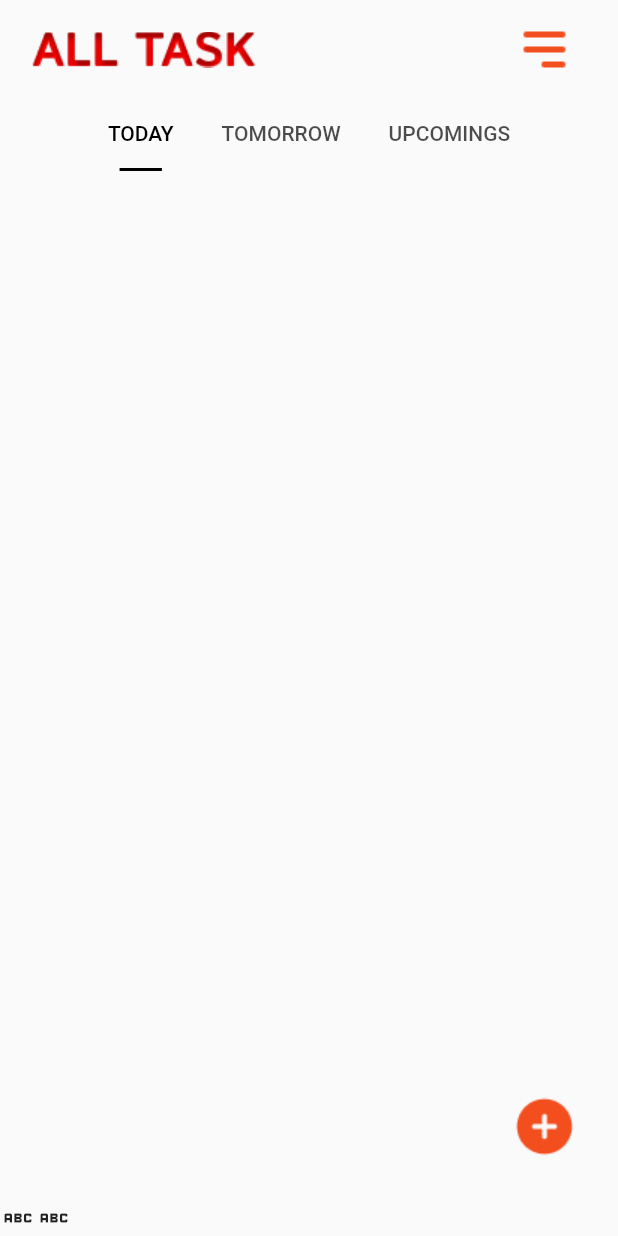
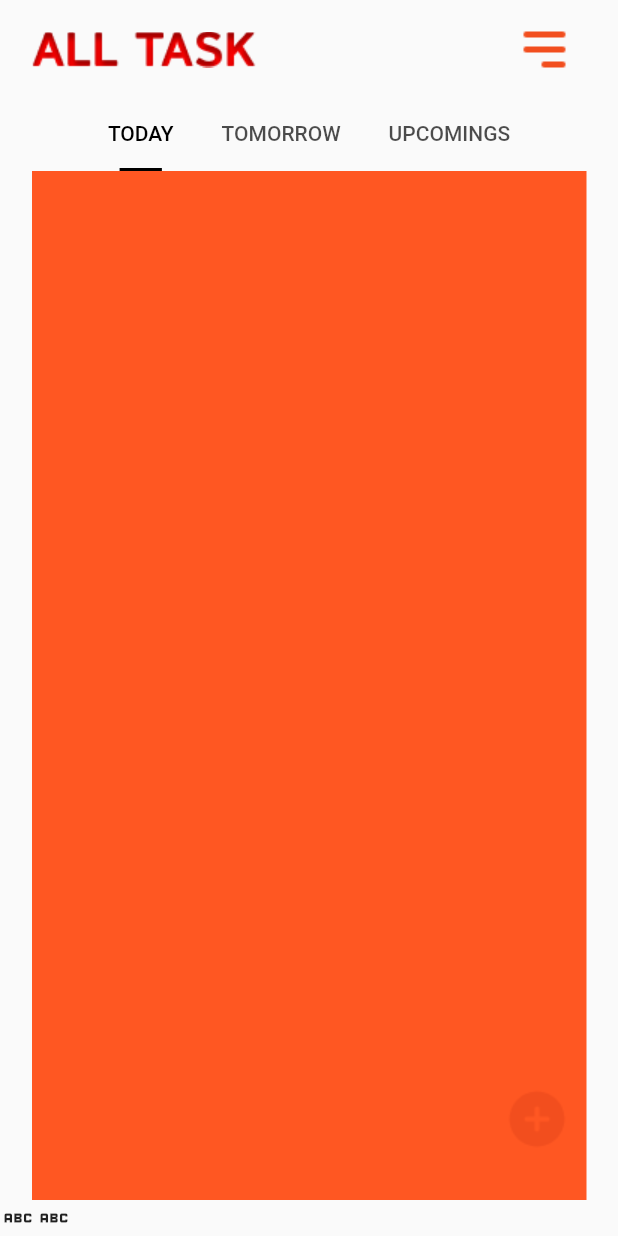
Before and after one commit to Elio-Muculo/todo_app, a Flutter app: the screen it shows after launch, on a phone screen of 412 x 824 dp. Run offline on Flutter 3.47's test engine with Material 2 defaults, Android fonts, the phone set to English and light mode, and no system bars.

Commit message:
fix tabbarview constraints

```diff
--- a/lib/features/main_page/main_page.dart
+++ b/lib/features/main_page/main_page.dart
@@ -11,18 +11,14 @@ class MainPage extends StatelessWidget {
   Widget build(BuildContext context) {
     return Scaffold(
       appBar: const AppBarWIdget(),
-      body: Column(
-        children: const [
-          TabBarWidget()
-        ],
-      ),
+      body: TabBarWidget(),
       floatingActionButton: IconButton(
-        iconSize: 50,
+        iconSize: 60,
         onPressed: () { },
-        icon: Image.asset(AppImages.circle),
+        icon: Image.asset(AppImages.circle, width: 60, height: 60,),
       ),
       bottomNavigationBar: Row(
-        children: [
+        children: const [
           Icon(Icons.abc),
           Icon(Icons.abc)
         ],
--- a/lib/features/main_page/widgets/tabbar/tabbar_widget.dart
+++ b/lib/features/main_page/widgets/tabbar/tabbar_widget.dart
@@ -23,10 +23,13 @@ class _TabBarWidgetState extends State<TabBarWidget> with TickerProviderStateMix
   Widget build(BuildContext context) {
     return Container(
       padding: const EdgeInsets.symmetric(horizontal: 21),
-      alignment: Alignment.center,
-      child: TabBar(
+      child: Column(
+        mainAxisAlignment: MainAxisAlignment.center,
+        children: [
+          TabBar(
             isScrollable: true,
             labelColor: Colors.black,
+            indicatorSize: TabBarIndicatorSize.tab,
             indicator: const UnderlineTabIndicator(
                 borderSide: BorderSide(width: 2.0),
                 insets: EdgeInsets.symmetric(horizontal: 50.0)
@@ -38,6 +41,18 @@ class _TabBarWidgetState extends State<TabBarWidget> with TickerProviderStateMix
               Tab(text: "UPCOMINGS",)
             ],
           ),
+          Expanded(
+            child: TabBarView(
+              controller: tabController,
+              children: [
+                Container(color: Colors.deepOrange,),
+                Center(child: Text('02')),
+                Center(child: Text('03')),
+              ],
+            ),
+          )
+        ],
+      ),
     );
   }
 }
```
Lines whose indentation alone changed are shown as unchanged.
